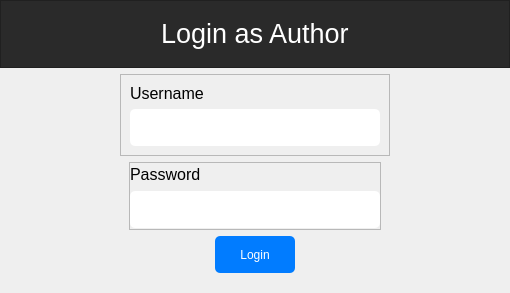
bhhoang/newspaper-project, file views/login/login.ui: the form before one commit.
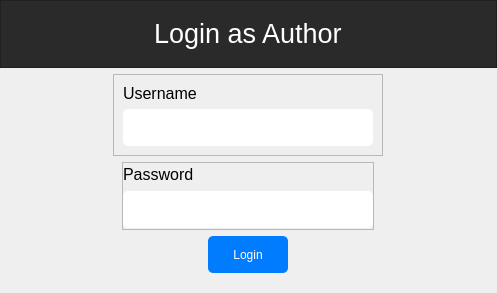
The form after the commit.

Commit message: new file:   demo_win.py 	modified:   main.py 	modified:   model/dbquery.py 	new file:   views/assets/Resource/interface.ui 	new file:   views/interface.ui 	modified:   views/login/login.pyproject.user 	modified:   views/login/login.ui 	modified:   views/login/register.ui

What changed in the file:
```diff
--- a/views/login/login.ui
+++ b/views/login/login.ui
@@ -1,12 +1,12 @@
 <?xml version="1.0" encoding="UTF-8"?>
 <ui version="4.0">
  <class>LoginWindow</class>
- <widget class="QMainWindow" name="LoginWindow">
+ <widget class="QDialog" name="LoginWindow">
   <property name="geometry">
    <rect>
     <x>0</x>
     <y>0</y>
-    <width>510</width>
+    <width>497</width>
     <height>293</height>
    </rect>
   </property>
@@ -40,14 +40,27 @@
 	color: white;
 	border:none
 }
-.QPushButton:focus{
+.QPushButton::clicked{
 	background-color: rgb(0, 50, 255);
 	pointer-events:none;
 	border: none
 }
 </string>
   </property>
-  <widget class="QWidget" name="centralwidget">
+  <layout class="QVBoxLayout" name="verticalLayout_4">
+   <property name="leftMargin">
+    <number>0</number>
+   </property>
+   <property name="topMargin">
+    <number>0</number>
+   </property>
+   <property name="rightMargin">
+    <number>0</number>
+   </property>
+   <property name="bottomMargin">
+    <number>0</number>
+   </property>
+   <item>
    <layout class="QVBoxLayout" name="verticalLayout">
     <property name="leftMargin">
      <number>0</number>
@@ -115,7 +128,6 @@
          <property name="font">
           <font>
            <pointsize>12</pointsize>
-           <weight>50</weight>
            <bold>false</bold>
           </font>
          </property>
@@ -201,7 +213,8 @@
      </widget>
     </item>
    </layout>
-  </widget>
+   </item>
+  </layout>
  </widget>
  <resources/>
  <connections/>
```
Left out of the diff: 13 changed lines with no effect on the pictures. Lines whose indentation alone changed are shown as unchanged. The commit also changes 7 other files.
